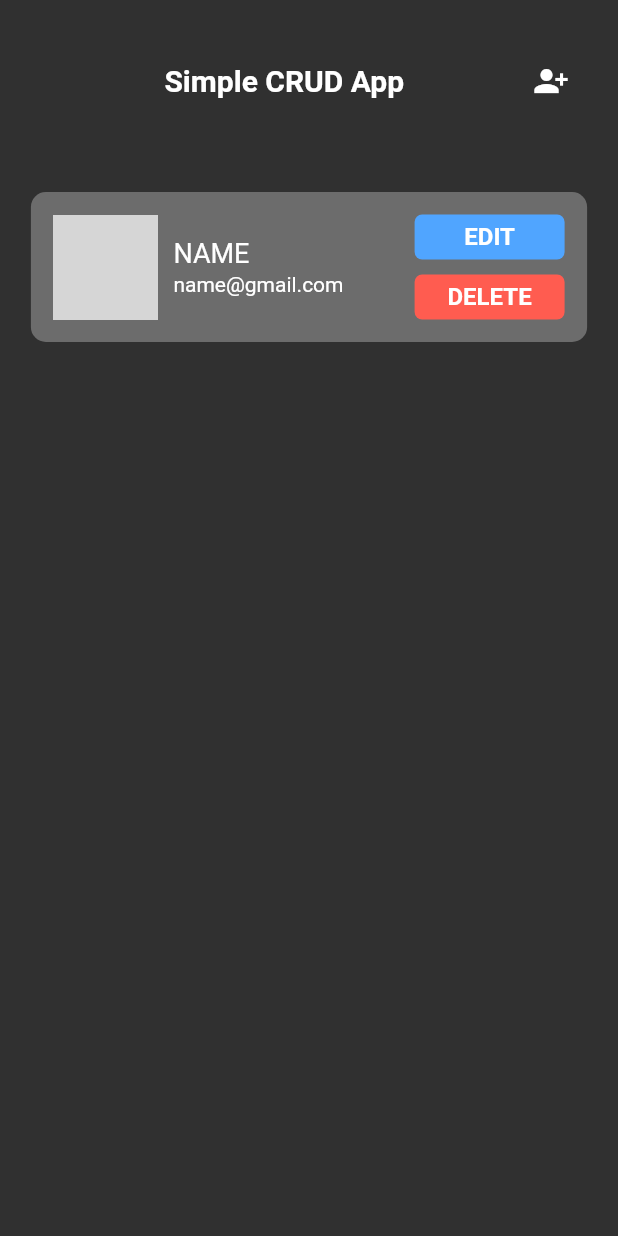
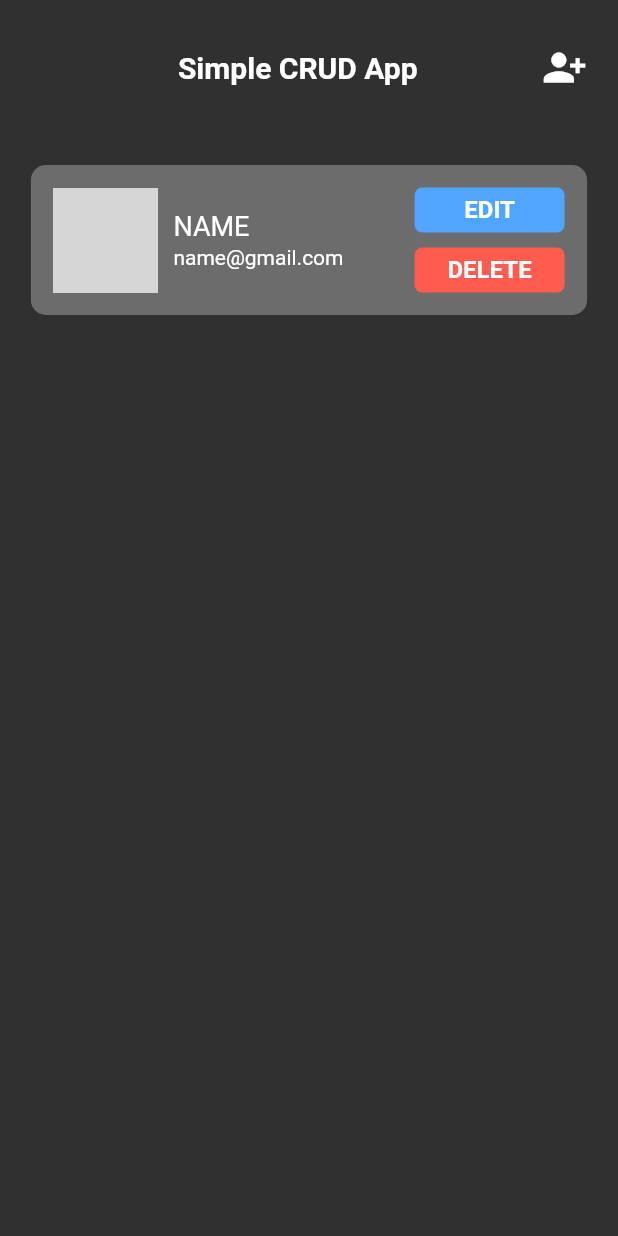
Before and after one commit to zakoraa/Flutter-CRUD, a Flutter app: the screen it shows after launch, on a phone screen of 412 x 824 dp. Run offline on Flutter 3.47's test engine with Material 2 defaults, Android fonts, the phone set to English and light mode, and no system bars; our stand-ins replace get; network calls fail; grey boxes are pictures that could not be loaded.

Commit message:
update page HomeView

```diff
--- a/lib/module/home/view/home_view.dart
+++ b/lib/module/home/view/home_view.dart
@@ -32,11 +32,13 @@ class HomeView extends StatelessWidget {
                           fontWeight: FontWeight.bold,
                         ),
                       ),
-                      IconButton(
-                        splashColor: Colors.transparent,
-                        onPressed: () => Get.to(() => const AddUserView(),
+                      GestureDetector(
+                        onTap: () => Get.to(() => const AddUserView(),
                             transition: Transition.rightToLeft),
-                        icon: const Icon(Icons.person_add_alt_1),
+                        child: const Icon(
+                          (Icons.person_add_alt_1),
+                          size: 30,
+                        ),
                       )
                     ],
                   ),
```
